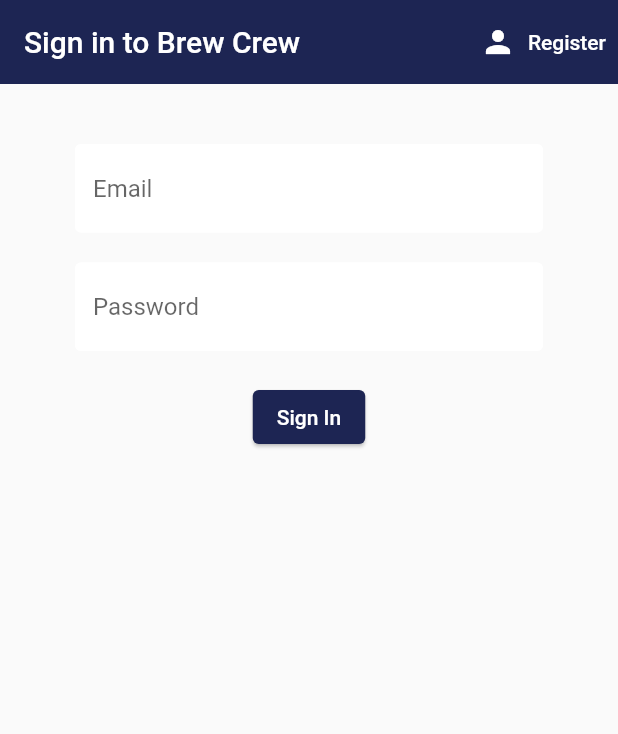
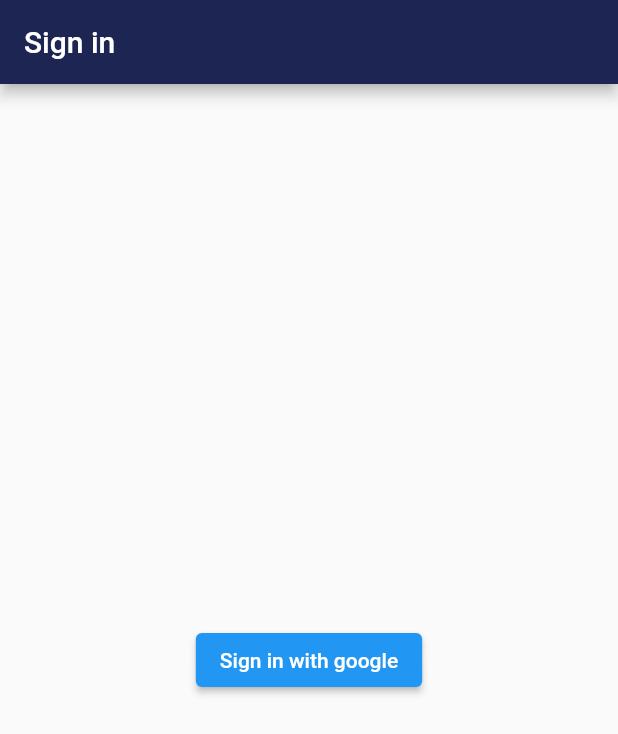
Before and after one commit to adityakrsingh2907/voting_app_fl2, a Flutter app: the screen it shows after launch, on a phone screen of 412 x 824 dp. Shown: the top 734 px of the screen. Run offline on Flutter 3.47's test engine with Material 2 defaults, Android fonts, the phone set to English and light mode, and no system bars; our stand-ins replace cloud_firestore, community_material_icon, firebase_auth, firebase_core, flutter_spinkit, google_sign_in; accounts and stored records are empty.

Commit message:
Implemented google sign in

```diff
--- a/lib/screens/authenticate/register.dart
+++ b/lib/screens/authenticate/register.dart
@@ -24,10 +24,10 @@ class _RegisterState extends State<Register> {
   String name = '';
   String error = '';
 
-  void register(String email, String password, String name) async {
+  void register(String email, String password, String name, BuildContext context) async {
     if (_formKey.currentState!.validate()) {
       setState(() => isLoading = true);
-      dynamic result = await _auth.registerWithEmailAndPassword(email, password, name);
+      dynamic result = await _auth.registerWithEmailAndPassword(email, password, name, context);
 
       if (result == null) {
         setState(() => isLoading = false);
@@ -86,7 +86,7 @@ class _RegisterState extends State<Register> {
               isLoading
                   ? const Loading()
                   : ElevatedButton(
-                      onPressed: () => register(email, password, name),
+                      onPressed: () => register(email, password, name, context),
                       style: ElevatedButton.styleFrom(
                         backgroundColor: Constants.appBarColor,
                         elevation: 1,
--- a/lib/screens/authenticate/sign_in.dart
+++ b/lib/screens/authenticate/sign_in.dart
@@ -34,72 +34,89 @@ class _SignInState extends State<SignIn> {
     }
   }
 
+  void signInWithGoogle(BuildContext context) {
+    _auth.signInWithGoogle(context);
+  }
+
   @override
   Widget build(BuildContext context) {
+    // return Scaffold(
+    //   appBar: AppBar(
+    //     backgroundColor: Constants.appBarColor,
+    //     elevation: 0,
+    //     title: const Text('Sign in to Brew Crew'),
+    //     actions: <Widget>[
+    //       TextButton.icon(
+    //         onPressed: () {
+    //           widget.toggleView();
+    //         },
+    //         icon: const Icon(Icons.person, color: Colors.white),
+    //         label: const Text(
+    //           'Register',
+    //           style: TextStyle(color: Colors.white),
+    //         ),
+    //       ),
+    //     ],
+    //   ),
+    //   body: Container(
+    //     padding: const EdgeInsets.symmetric(vertical: 20, horizontal: 50),
+    //     child: Form(
+    //       key: _formKey,
+    //       child: Column(
+    //         children: <Widget>[
+    //           const SizedBox(height: 20),
+    //           TextFormField(
+    //             decoration: textInputDecoration.copyWith(hintText: 'Email'),
+    //             validator: (value) => value!.isEmpty ? 'Cannot be empty' : null,
+    //             onChanged: (value) => setState(() => email = value),
+    //           ),
+    //           const SizedBox(height: 20),
+    //           TextFormField(
+    //             decoration: textInputDecoration.copyWith(hintText: 'Password'),
+    //             obscureText: true,
+    //             validator: (value) =>
+    //                 value!.length < 6 ? 'Must be at least 6 characters long' : null,
+    //             onChanged: (value) => setState(() => password = value),
+    //           ),
+    //           const SizedBox(height: 20),
+    //           isLoading
+    //               ? const Loading()
+    //               : Row(
+    //                   mainAxisAlignment: MainAxisAlignment.spaceAround,
+    //                   children: [
+    //                     ElevatedButton(
+    //                       onPressed: () => signInWithEmailAndPassword(email, password),
+    //                       style: ElevatedButton.styleFrom(
+    //                         backgroundColor: Constants.appBarColor,
+    //                         elevation: 1,
+    //                       ),
+    //                       child: const Text(
+    //                         'Sign In',
+    //                         style: TextStyle(color: Colors.white),
+    //                       ),
+    //                     ),
+    //                   ],
+    //                 ),
+    //           const SizedBox(height: 12),
+    //           Text(
+    //             error,
+    //             style: const TextStyle(color: Colors.red, fontSize: 14),
+    //           ),
+    //         ],
+    //       ),
+    //     ),
+    //   ),
+    // );
+
     return Scaffold(
       appBar: AppBar(
         backgroundColor: Constants.appBarColor,
-        elevation: 0,
-        title: const Text('Sign in to Brew Crew'),
-        actions: <Widget>[
-          TextButton.icon(
-            onPressed: () {
-              widget.toggleView();
-            },
-            icon: const Icon(Icons.person, color: Colors.white),
-            label: const Text(
-              'Register',
-              style: TextStyle(color: Colors.white),
-            ),
-          ),
-        ],
+        title: const Text('Sign in'),
       ),
-      body: Container(
-        padding: const EdgeInsets.symmetric(vertical: 20, horizontal: 50),
-        child: Form(
-          key: _formKey,
-          child: Column(
-            children: <Widget>[
-              const SizedBox(height: 20),
-              TextFormField(
-                decoration: textInputDecoration.copyWith(hintText: 'Email'),
-                validator: (value) => value!.isEmpty ? 'Cannot be empty' : null,
-                onChanged: (value) => setState(() => email = value),
-              ),
-              const SizedBox(height: 20),
-              TextFormField(
-                decoration: textInputDecoration.copyWith(hintText: 'Password'),
-                obscureText: true,
-                validator: (value) =>
-                    value!.length < 6 ? 'Must be at least 6 characters long' : null,
-                onChanged: (value) => setState(() => password = value),
-              ),
-              const SizedBox(height: 20),
-              isLoading
-                  ? const Loading()
-                  : Row(
-                      mainAxisAlignment: MainAxisAlignment.spaceAround,
-                      children: [
-                        ElevatedButton(
-                          onPressed: () => signInWithEmailAndPassword(email, password),
-                          style: ElevatedButton.styleFrom(
-                            backgroundColor: Constants.appBarColor,
-                            elevation: 1,
-                          ),
-                          child: const Text(
-                            'Sign In',
-                            style: TextStyle(color: Colors.white),
-                          ),
-                        ),
-                      ],
-                    ),
-              const SizedBox(height: 12),
-              Text(
-                error,
-                style: const TextStyle(color: Colors.red, fontSize: 14),
-              ),
-            ],
-          ),
+      body: Center(
+        child: ElevatedButton(
+          onPressed: () => signInWithGoogle(context),
+          child: const Text('Sign in with google'),
         ),
       ),
     );
--- a/lib/widgets/profile_drawer.dart
+++ b/lib/widgets/profile_drawer.dart
@@ -54,8 +54,8 @@ class ProfileDrawer extends StatelessWidget {
     );
   }
 
-  void logOut() async {
-    await _auth.signOut();
+  void logOut(BuildContext context) async {
+    await _auth.signOut(context);
   }
 
   @override
@@ -142,7 +142,7 @@ class ProfileDrawer extends StatelessWidget {
             ListTile(
               leading: const Icon(Icons.logout, size: 30),
               title: const Text('Logout'),
-              onTap: logOut,
+              onTap: () => logOut(context),
             ),
           ],
         ),
--- a/pubspec.yaml
+++ b/pubspec.yaml
@@ -39,6 +39,7 @@ dependencies:
   flutter_spinkit: ^5.1.0
   flutter_svg: ^1.1.6
   get: ^4.6.5
+  google_sign_in: ^5.4.4
   provider: ^6.0.5
   routemaster: ^1.0.1
 
```
Also changed, not shown: lib/screens/home/home_screen.dart (+13 -0 lines), lib/services/auth.dart (+48 -9 lines), lib/utils/show_snack_bar.dart (added, +7 -0 lines), pubspec.lock, 1 other file.
